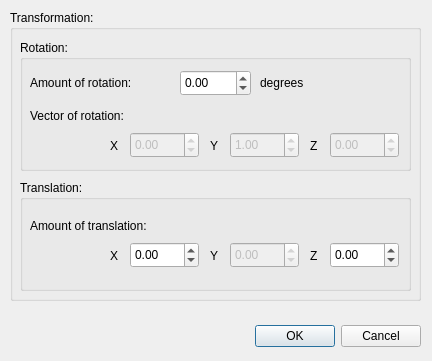
The window that src/zay_item_inputs_form.ui (ChevronOne/zaytuna) describes before a commit, drawn with Qt 5.
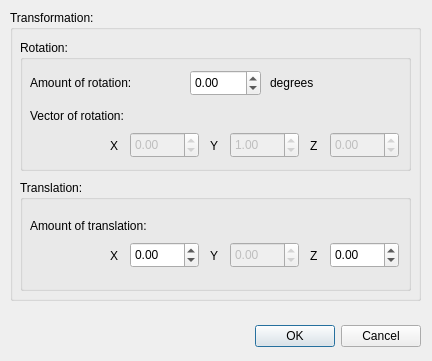
The same window after the commit.

Diff of the .ui file:
```diff
--- a/src/zay_item_inputs_form.ui
+++ b/src/zay_item_inputs_form.ui
@@ -103,7 +103,7 @@
       <rect>
        <x>10</x>
        <y>27</y>
-       <width>151</width>
+       <width>161</width>
        <height>31</height>
       </rect>
      </property>
@@ -114,7 +114,7 @@
     <widget class="QDoubleSpinBox" name="angle">
      <property name="geometry">
       <rect>
-       <x>160</x>
+       <x>170</x>
        <y>30</y>
        <width>71</width>
        <height>26</height>
@@ -130,7 +130,7 @@
     <widget class="QLabel" name="degrees_lab">
      <property name="geometry">
       <rect>
-       <x>240</x>
+       <x>250</x>
        <y>27</y>
        <width>71</width>
        <height>31</height>
@@ -145,7 +145,7 @@
       <rect>
        <x>10</x>
        <y>60</y>
-       <width>141</width>
+       <width>161</width>
        <height>31</height>
       </rect>
      </property>
@@ -369,7 +369,7 @@
       <rect>
        <x>10</x>
        <y>30</y>
-       <width>171</width>
+       <width>191</width>
        <height>31</height>
       </rect>
      </property>
```
Left out of the diff: 35 changed lines with no effect on the pictures.
